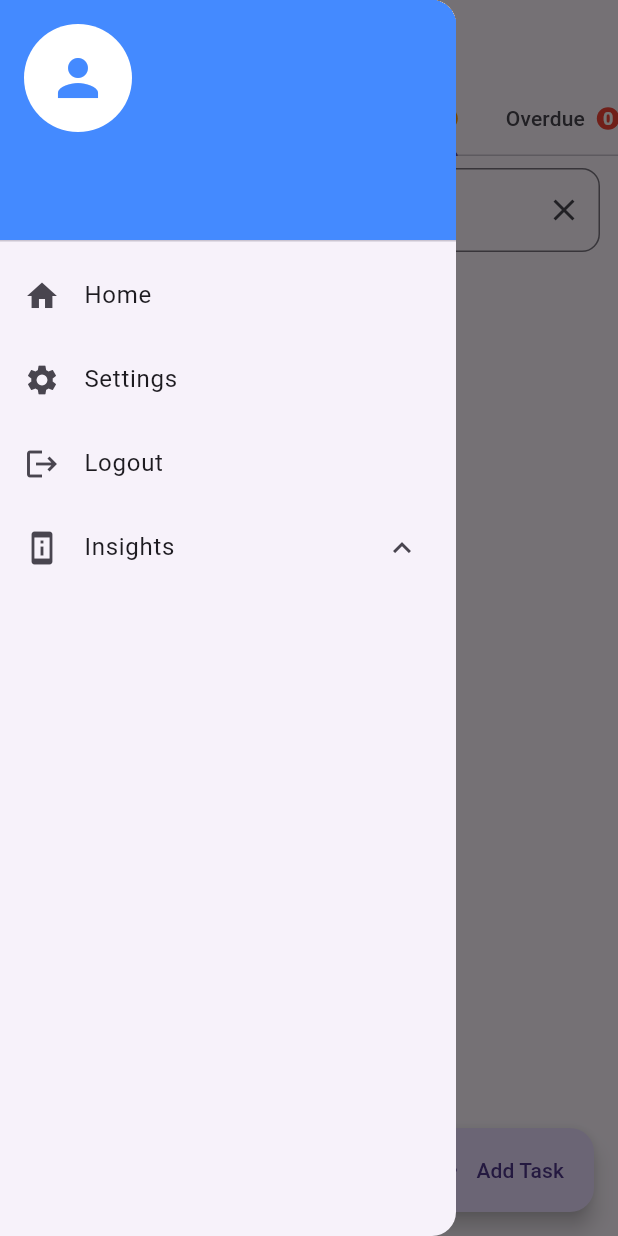
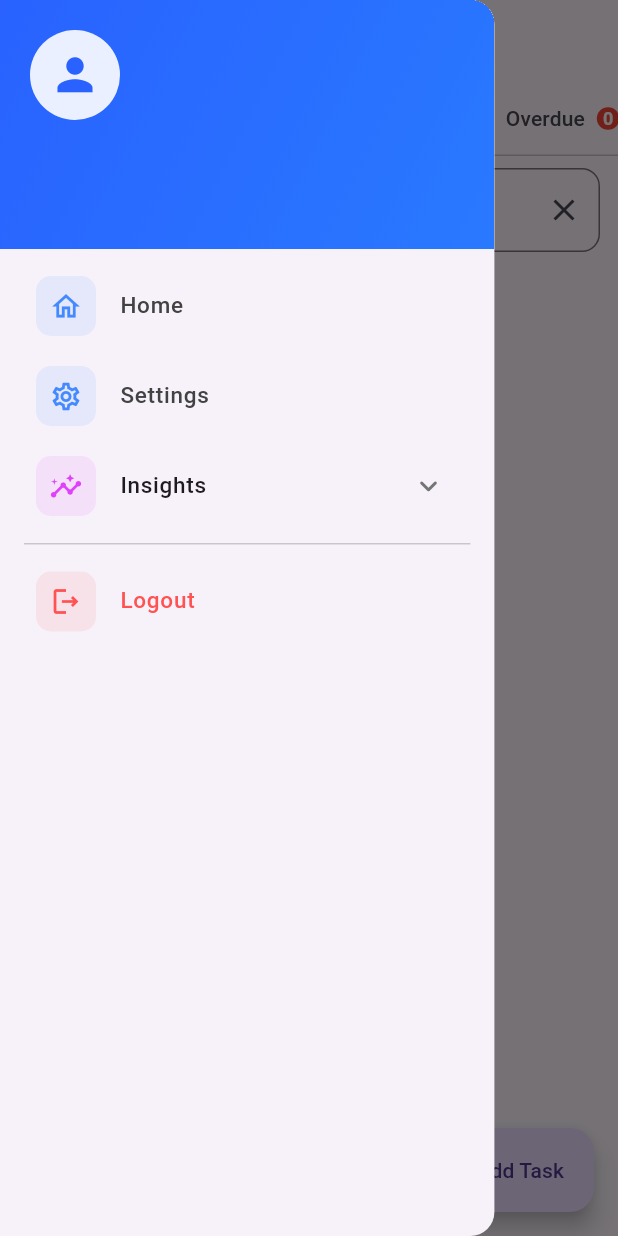
Before and after one commit to aliasghar08/daily_planner_in_flutter, a Flutter app: the screen it shows once a user with an empty profile is signed in, with the side drawer open, on a phone screen of 412 x 824 dp. Run offline on Flutter 3.47's test engine with Material 3 defaults, Android fonts, the phone set to English and light mode, and no system bars; our stand-ins replace cloud_firestore, connectivity_plus, firebase_auth, firebase_core, fl_chart, flutter_local_notifications and 6 more; accounts and stored records are empty; generated files the repository leaves out were written again.

Commit message:
Improved UI of Drawer

```diff
--- a/daily_planner/lib/utils/drawer.dart
+++ b/daily_planner/lib/utils/drawer.dart
@@ -16,32 +16,77 @@ class MyDrawer extends StatefulWidget {
 
 class _MyDrawerState extends State<MyDrawer> {
   bool _isinsightsexpanded = false;
+
   @override
   Widget build(BuildContext context) {
     return Drawer(
+      width: MediaQuery.of(context).size.width * 0.8,
       child: SafeArea(
+        child: Column(
+          children: [
+            // Header Section
+            Container(
+              width: double.infinity,
+              padding: const EdgeInsets.all(20),
+              decoration: BoxDecoration(
+                gradient: LinearGradient(
+                  begin: Alignment.topLeft,
+                  end: Alignment.bottomRight,
+                  colors: [
+                    Colors.blueAccent.shade700,
+                    Colors.blueAccent.shade400,
+                  ],
+                ),
+              ),
+              child: Column(
+                crossAxisAlignment: CrossAxisAlignment.start,
+                children: [
+                  CircleAvatar(
+                    radius: 30,
+                    backgroundColor: Colors.white.withOpacity(0.9),
+                    child: Icon(
+                      Icons.person,
+                      size: 35,
+                      color: Colors.blueAccent.shade700,
+                    ),
+                  ),
+                  const SizedBox(height: 15),
+                  Text(
+                    widget.user?.displayName ?? 'Guest User',
+                    style: const TextStyle(
+                      color: Colors.white,
+                      fontSize: 18,
+                      fontWeight: FontWeight.w600,
+                    ),
+                  ),
+                  const SizedBox(height: 4),
+                  Text(
+                    widget.user?.email ?? 'Not signed in',
+                    style: TextStyle(
+                      color: Colors.white.withOpacity(0.9),
+                      fontSize: 14,
+                    ),
+                  ),
+                ],
+              ),
+            ),
+
+            // Navigation Items
+            Expanded(
               child: ListView(
-          padding: EdgeInsets.zero,
+                padding: const EdgeInsets.symmetric(vertical: 8),
                 children: [
-            UserAccountsDrawerHeader(
-              accountName: Text(widget.user?.displayName ?? 'Guest User'),
-              accountEmail: Text(widget.user?.email ?? 'Not signed in'),
-              currentAccountPicture: CircleAvatar(
-                backgroundColor: Colors.white,
-                child: Icon(Icons.person, size: 40, color: Colors.blueAccent),
+                  _buildDrawerItem(
+                    icon: Icons.home_outlined,
+                    activeIcon: Icons.home_rounded,
+                    title: 'Home',
+                    onTap: () => Navigator.pop(context),
                   ),
-              decoration: BoxDecoration(color: Colors.blueAccent),
-            ),
-            ListTile(
-              leading: Icon(Icons.home),
-              title: Text('Home'),
-              onTap: () {
-                Navigator.pop(context);
-              },
-            ),
-            ListTile(
-              leading: Icon(Icons.settings),
-              title: Text('Settings'),
+
+                  _buildDrawerItem(
+                    icon: Icons.settings_outlined,
+                    activeIcon: Icons.settings_rounded,
+                    title: 'Settings',
                     onTap: () {
                       Navigator.push(
                         context,
@@ -49,50 +94,104 @@ class _MyDrawerState extends State<MyDrawer> {
                       );
                     },
                   ),
-            ListTile(
-              leading: Icon(Icons.logout),
-              title: Text('Logout'),
-              onTap: () async {
-                final shouldLogout = await showDialog<bool>(
-                  context: context,
-                  builder:
-                      (context) => AlertDialog(
-                        title: const Text("Log out Confirmation"),
-                        content: const Text(
-                          "Are you sure you want to log out?",
+
+                  // Insights Section
+                  _buildExpandableInsightsSection(),
+
+                  const Padding(
+                    padding: EdgeInsets.symmetric(horizontal: 16, vertical: 8),
+                    child: Divider(height: 1),
                   ),
-                        actions: [
-                          TextButton(
-                            onPressed: () => Navigator.of(context).pop(false),
-                            child: const Text("No"),
-                          ),
-                          ElevatedButton(
-                            onPressed: () => Navigator.of(context).pop(true),
-                            child: const Text("Yes"),
+
+                  _buildDrawerItem(
+                    icon: Icons.logout_outlined,
+                    title: 'Logout',
+                    onTap: _handleLogout,
+                    color: Colors.redAccent,
                   ),
                 ],
               ),
-                );
-
-                if (shouldLogout == true) {
-                  await FirebaseAuth.instance.signOut();
-                  Navigator.pop(context); // Close the drawer
-                  ScaffoldMessenger.of(
-                    context,
-                  ).showSnackBar(const SnackBar(content: Text("Logged out")));
-                  Navigator.pushReplacement(
-                    context,
-                    MaterialPageRoute(builder: (context) => LoginPage()),
+            ),
+          ],
+        ),
+      ),
     );
   }
-              },
+
+  Widget _buildDrawerItem({
+    required IconData icon,
+    IconData? activeIcon,
+    required String title,
+    required VoidCallback onTap,
+    Color? color,
+  }) {
+    return Container(
+      margin: const EdgeInsets.symmetric(horizontal: 8, vertical: 2),
+      child: ListTile(
+        leading: Container(
+          width: 40,
+          height: 40,
+          decoration: BoxDecoration(
+            color: (color ?? Colors.blueAccent).withOpacity(0.1),
+            borderRadius: BorderRadius.circular(10),
           ),
+          child: Icon(
+            icon,
+            color: color ?? Colors.blueAccent,
+            size: 22,
+          ),
+        ),
+        title: Text(
+          title,
+          style: TextStyle(
+            fontSize: 15,
+            fontWeight: FontWeight.w500,
+            color: color ?? Colors.grey.shade800,
+          ),
+        ),
+        trailing: color == null ? null : const SizedBox.shrink(),
+        shape: RoundedRectangleBorder(borderRadius: BorderRadius.circular(8)),
+        onTap: onTap,
+      ),
+    );
+  }
+
+  Widget _buildExpandableInsightsSection() {
+    return Container(
+      margin: const EdgeInsets.symmetric(horizontal: 8, vertical: 2),
+      decoration: BoxDecoration(
+        borderRadius: BorderRadius.circular(8),
+      ),
+      child: Column(
+        children: [
           ListTile(
-              leading: const Icon(Icons.perm_device_information),
-              title: const Text("Insights"),
+            leading: Container(
+              width: 40,
+              height: 40,
+              decoration: BoxDecoration(
+                color: Colors.purpleAccent.withOpacity(0.1),
+                borderRadius: BorderRadius.circular(10),
+              ),
+              child: Icon(
+                Icons.insights_outlined,
+                color: Colors.purpleAccent,
+                size: 22,
+              ),
+            ),
+            title: const Text(
+              "Insights",
+              style: TextStyle(
+                fontSize: 15,
+                fontWeight: FontWeight.w500,
+              ),
+            ),
             trailing: Icon(
-                _isinsightsexpanded ? Icons.expand_more : Icons.expand_less,
+              _isinsightsexpanded
+                  ? Icons.keyboard_arrow_up_rounded
+                  : Icons.keyboard_arrow_down_rounded,
+              color: Colors.grey.shade600,
             ),
+            shape: RoundedRectangleBorder(borderRadius: BorderRadius.circular(8)),
             onTap: () {
               setState(() {
                 _isinsightsexpanded = !_isinsightsexpanded;
@@ -102,14 +201,16 @@ class _MyDrawerState extends State<MyDrawer> {
 
           AnimatedSize(
             duration: const Duration(milliseconds: 300),
-              curve: Curves.fastOutSlowIn,
+            curve: Curves.easeInOut,
             child: Visibility(
               visible: _isinsightsexpanded,
+              child: Padding(
+                padding: const EdgeInsets.only(left: 16, right: 8),
                 child: Column(
                   children: [
-                    ListTile(
-                      leading: const SizedBox(width: 40),
-                      title: const Text("Daily Tasks Stats"),
+                    const SizedBox(height: 4),
+                    _buildSubMenuItem(
+                      title: "Daily Tasks Stats",
                       onTap: () {
                         Navigator.push(
                           context,
@@ -119,9 +220,8 @@ class _MyDrawerState extends State<MyDrawer> {
                         );
                       },
                     ),
-                    ListTile(
-                      leading: const SizedBox(width: 40),
-                      title: const Text("Total Tasks Stats"),
+                    _buildSubMenuItem(
+                      title: "Total Tasks Stats",
                       onTap: () {
                         Navigator.push(
                           context,
@@ -129,13 +229,90 @@ class _MyDrawerState extends State<MyDrawer> {
                         );
                       },
                     ),
+                    const SizedBox(height: 8),
                   ],
+                ),
               ),
             ),
           ),
         ],
       ),
+    );
+  }
+
+  Widget _buildSubMenuItem({
+    required String title,
+    required VoidCallback onTap,
+  }) {
+    return Container(
+      margin: const EdgeInsets.only(bottom: 2),
+      child: ListTile(
+        leading: const SizedBox(
+          width: 32,
+          child: Icon(
+            Icons.circle,
+            size: 6,
+            color: Colors.grey,
+          ),
+        ),
+        title: Text(
+          title,
+          style: TextStyle(
+            fontSize: 14,
+            color: Colors.grey.shade700,
+          ),
+        ),
+        minLeadingWidth: 20,
+        contentPadding: const EdgeInsets.symmetric(horizontal: 12),
+        shape: RoundedRectangleBorder(borderRadius: BorderRadius.circular(6)),
+        onTap: onTap,
       ),
     );
   }
+
+  Future<void> _handleLogout() async {
+    final shouldLogout = await showDialog<bool>(
+      context: context,
+      builder: (context) => AlertDialog(
+        title: const Text(
+          "Log out Confirmation",
+          style: TextStyle(fontWeight: FontWeight.w600),
+        ),
+        content: const Text(
+          "Are you sure you want to log out?",
+        ),
+        actions: [
+          TextButton(
+            onPressed: () => Navigator.of(context).pop(false),
+            child: const Text(
+              "Cancel",
+              style: TextStyle(color: Colors.grey),
+            ),
+          ),
+          ElevatedButton(
+            style: ElevatedButton.styleFrom(
+              backgroundColor: Colors.redAccent,
+            ),
+            onPressed: () => Navigator.of(context).pop(true),
+            child: const Text("Logout"),
+          ),
+        ],
+      ),
+    );
+
+    if (shouldLogout == true) {
+      await FirebaseAuth.instance.signOut();
+      Navigator.pop(context); // Close the drawer
+      ScaffoldMessenger.of(context).showSnackBar(
+        const SnackBar(
+          content: Text("Logged out successfully"),
+          behavior: SnackBarBehavior.floating,
+        ),
+      );
+      Navigator.pushReplacement(
+        context,
+        MaterialPageRoute(builder: (context) => LoginPage()),
+      );
     }
+  }
+}
```
Lines whose indentation alone changed are shown as unchanged.
